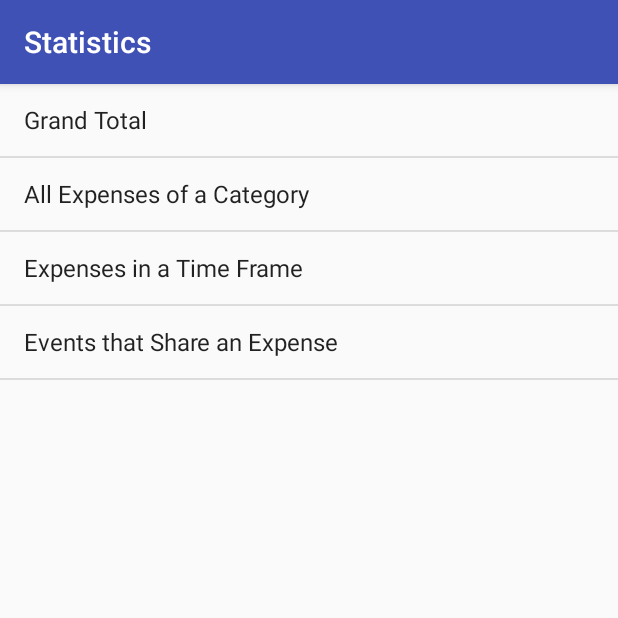
After one commit to kwokinou/ExTrack, an Android app: the StaticsActivity screen opened directly, with no data from a screen before it, on a phone screen of 412 x 824 dp, the top half of it. The commit adds this screen. Run offline under Robolectric (Android 15) with nearby library versions, the phone set to English and light mode, and no system bars.

Commit message:
Kind of get started on the Stats UI

```diff
--- a/app/src/main/AndroidManifest.xml
+++ b/app/src/main/AndroidManifest.xml
@@ -20,6 +20,7 @@
         <activity android:name=".EditExpActivity"/>
         <activity android:name=".EditEventActivity"/>
         <activity android:name=".SettingActivity"/>
+        <activity android:name=".StaticsActivity"/>
     </application>
 
 </manifest>
--- /dev/null
+++ b/app/src/main/java/umbf16cs443/extrack/StaticsActivity.java
@@ -0,0 +1,18 @@
+package umbf16cs443.extrack;
+
+import android.os.Bundle;
+import android.support.v7.app.AppCompatActivity;
+
+/**
+ * Created by kwokin on 12/12/2016.
+ */
+public class StaticsActivity extends AppCompatActivity {
+
+    protected void onCreate(Bundle savedInstanceState) {
+        super.onCreate(savedInstanceState);
+        setContentView(R.layout.statistics_activity);
+        setTitle("Statistics");
+
+
+    }
+}
--- /dev/null
+++ b/app/src/main/java/umbf16cs443/extrack/StatsHeadlineFragment.java
@@ -0,0 +1,30 @@
+package umbf16cs443.extrack;
+
+import android.os.Build;
+import android.os.Bundle;
+import android.support.v4.app.ListFragment;
+import android.widget.ArrayAdapter;
+
+/**
+ * Created by kwokin on 12/12/2016.
+ */
+public class StatsHeadlineFragment extends ListFragment {
+    String[] StatsHeadlines = {
+            "Grand Total",
+            "All Expenses of a Category",
+            "Expenses in a Time Frame",
+            "Events that Share an Expense"
+    };
+
+    @Override
+    public void onCreate(Bundle savedInstanceState) {
+        super.onCreate(savedInstanceState);
+
+        // We need to use a different list item layout for devices older than Honeycomb
+        int layout = Build.VERSION.SDK_INT >= Build.VERSION_CODES.HONEYCOMB ?
+                android.R.layout.simple_list_item_activated_1 : android.R.layout.simple_list_item_1;
+
+        // Create an array adapter for the list view, using the Ipsum headlines array
+        setListAdapter(new ArrayAdapter<String>(getActivity(), layout, StatsHeadlines));
+    }
+}
--- a/app/src/main/res/drawable/ic_swap_vert_black_24dp.xml
+++ b/app/src/main/res/drawable/ic_equalizer_black_24dp.xml
@@ -5,5 +5,5 @@
         android:viewportHeight="24.0">
     <path
         android:fillColor="#FFffffff"
-        android:pathData="M16,17.01V10h-2v7.01h-3L15,21l4,-3.99h-3zM9,3L5,6.99h3V14h2V6.99h3L9,3z"/>
+        android:pathData="M10,20h4L14,4h-4v16zM4,20h4v-8L4,12v8zM16,9v11h4L20,9h-4z"/>
 </vector>
--- /dev/null
+++ b/app/src/main/res/layout/statistics_activity.xml
@@ -0,0 +1,13 @@
+<?xml version="1.0" encoding="utf-8"?>
+<LinearLayout xmlns:android="http://schemas.android.com/apk/res/android"
+    android:orientation="vertical" android:layout_width="match_parent"
+    android:layout_height="match_parent">
+
+    <fragment
+        android:name="umbf16cs443.extrack.StatsHeadlineFragment"
+        android:id="@+id/headlines_fragment"
+        android:layout_weight="1"
+        android:layout_width="match_parent"
+        android:layout_height="0dp" />
+
+</LinearLayout>
--- a/app/src/main/res/menu/view_action_btns.xml
+++ b/app/src/main/res/menu/view_action_btns.xml
@@ -11,8 +11,8 @@
         />
 
     <item
-        android:id="@+id/sort"
-        android:icon="@drawable/ic_swap_vert_black_24dp"
+        android:id="@+id/stats"
+        android:icon="@drawable/ic_equalizer_black_24dp"
         android:title="@string/action_sort"
         app:showAsAction="always"/>
 
```
Also changed, not shown: app/src/main/java/umbf16cs443/extrack/ViewEventFragment.java (+7 -2 lines), app/src/main/java/umbf16cs443/extrack/ViewExpFragment.java (+7 -2 lines).
